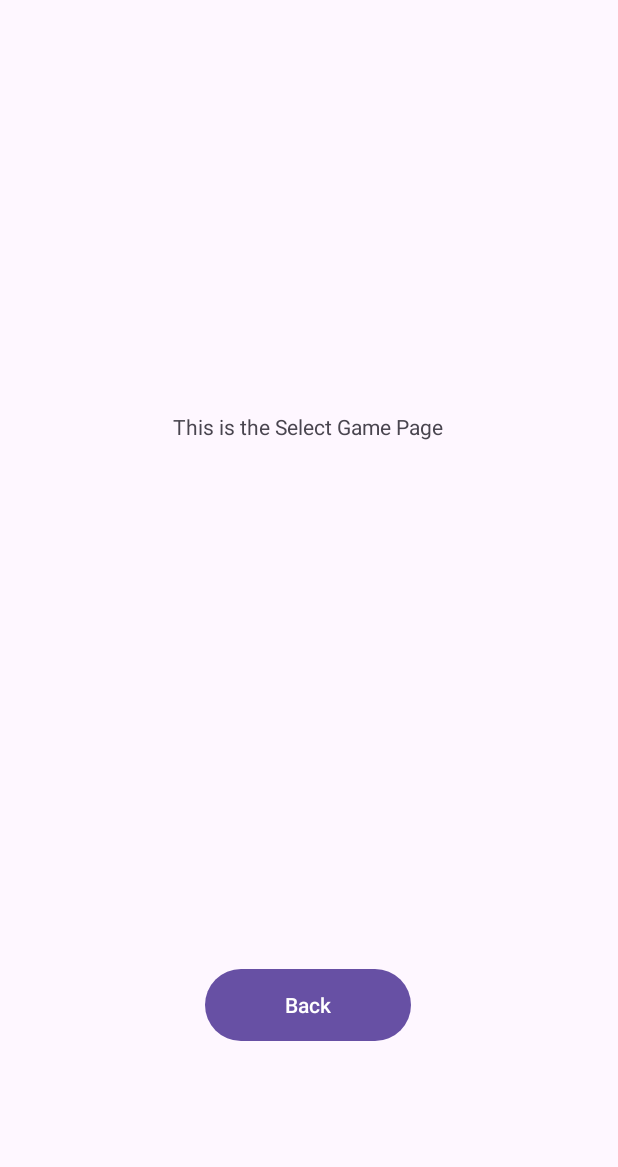
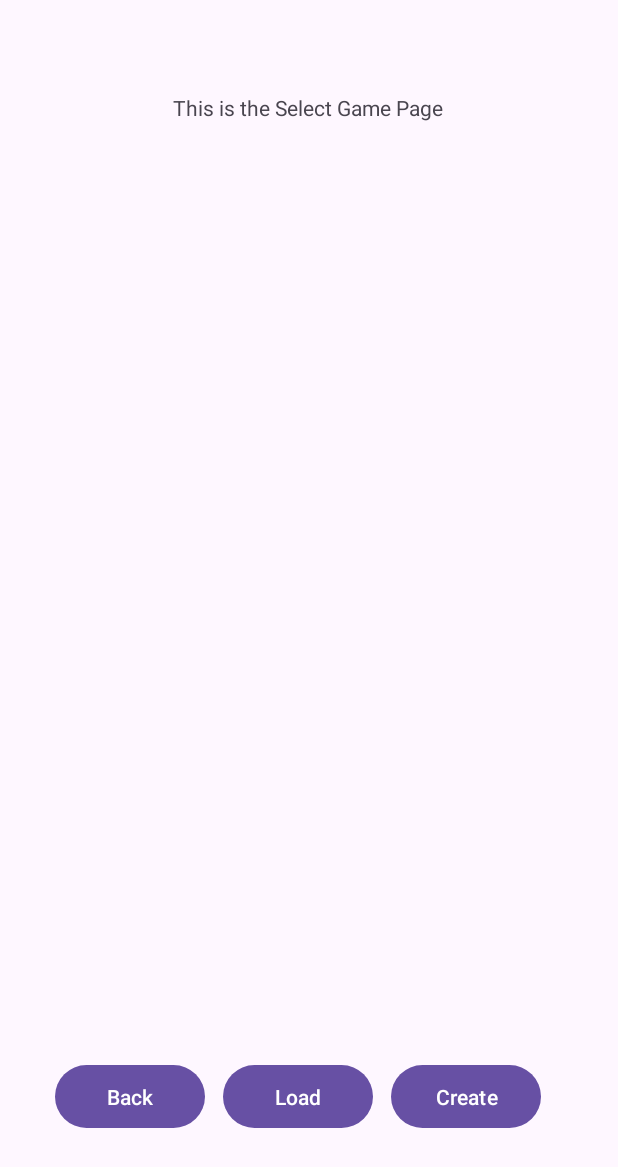
Before and after one commit to luk-ryan/big2, an Android app: the SelectGameActivity screen opened directly, with no data from a screen before it, on a phone screen of 412 x 824 dp. Shown: the top 1167 px of the screen. Run offline under Robolectric (Android 15) with nearby library versions, the phone set to English and light mode, and no system bars.

Commit message:
Added Load and Create buttons to Select Game Page

```diff
--- a/app/src/main/res/layout/select_games.xml
+++ b/app/src/main/res/layout/select_games.xml
@@ -15,17 +15,49 @@
         app:layout_constraintHorizontal_bias="0.497"
         app:layout_constraintStart_toStartOf="parent"
         app:layout_constraintTop_toTopOf="parent"
-        app:layout_constraintVertical_bias="0.341" />
+        app:layout_constraintVertical_bias="0.077" />
+
+    <androidx.recyclerview.widget.RecyclerView
+        android:id="@+id/recyclerView"
+        android:layout_width="409dp"
+        android:layout_height="489dp"
+        app:layout_constraintBottom_toTopOf="@+id/btnLoad"
+        app:layout_constraintEnd_toEndOf="parent"
+        app:layout_constraintStart_toStartOf="parent"
+        app:layout_constraintTop_toBottomOf="@+id/title"
+        app:layout_constraintVertical_bias="0.0" />
 
     <Button
         android:id="@+id/btnBack"
-        android:layout_width="137dp"
-        android:layout_height="56dp"
+        android:layout_width="100dp"
+        android:layout_height="50dp"
         android:text="Back"
         app:layout_constraintBottom_toBottomOf="parent"
         app:layout_constraintEnd_toEndOf="parent"
-        app:layout_constraintHorizontal_bias="0.498"
+        app:layout_constraintHorizontal_bias="0.118"
         app:layout_constraintStart_toStartOf="parent"
-        app:layout_constraintTop_toTopOf="parent"
-        app:layout_constraintVertical_bias="0.836" />
+        app:layout_constraintTop_toBottomOf="@+id/recyclerView" />
+
+    <Button
+        android:id="@+id/btnLoad"
+        android:layout_width="100dp"
+        android:layout_height="50dp"
+        android:text="Load"
+        app:layout_constraintBottom_toBottomOf="parent"
+        app:layout_constraintEnd_toStartOf="@+id/btnCreate"
+        app:layout_constraintStart_toEndOf="@+id/btnBack"
+        app:layout_constraintTop_toBottomOf="@+id/recyclerView"
+        app:layout_constraintVertical_bias="0.525" />
+
+    <Button
+        android:id="@+id/btnCreate"
+        android:layout_width="100dp"
+        android:layout_height="50dp"
+        android:text="Create"
+        app:layout_constraintBottom_toBottomOf="parent"
+        app:layout_constraintEnd_toEndOf="parent"
+        app:layout_constraintHorizontal_bias="0.836"
+        app:layout_constraintStart_toStartOf="parent"
+        app:layout_constraintTop_toBottomOf="@+id/recyclerView" />
+
 </androidx.constraintlayout.widget.ConstraintLayout>
```
